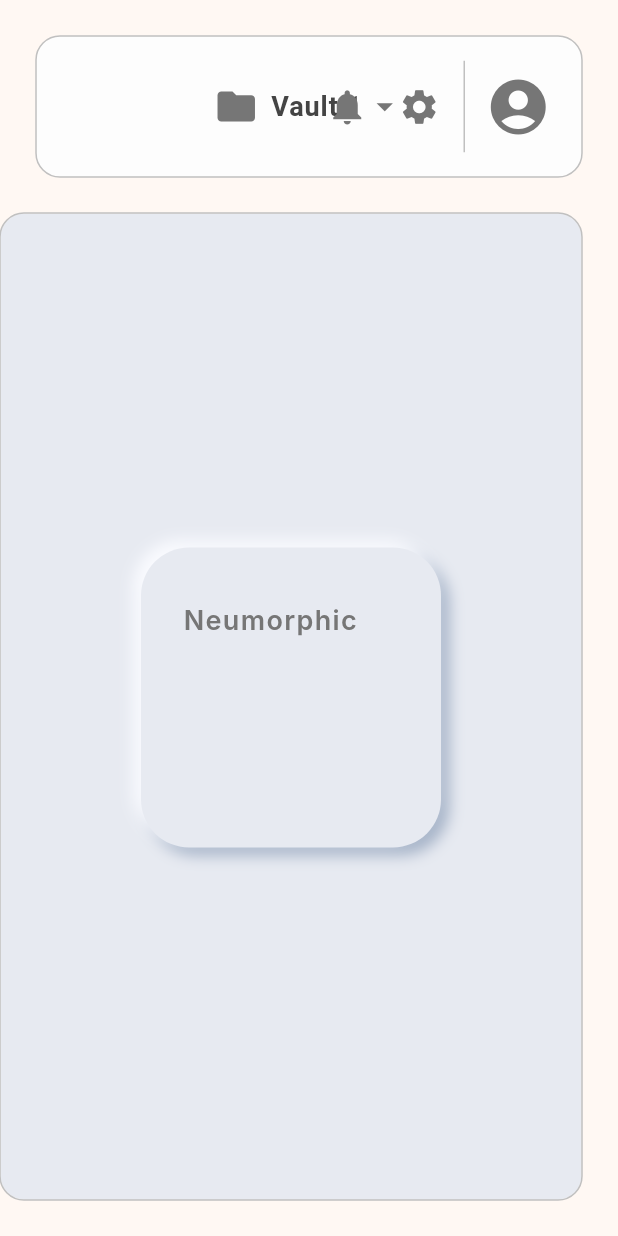
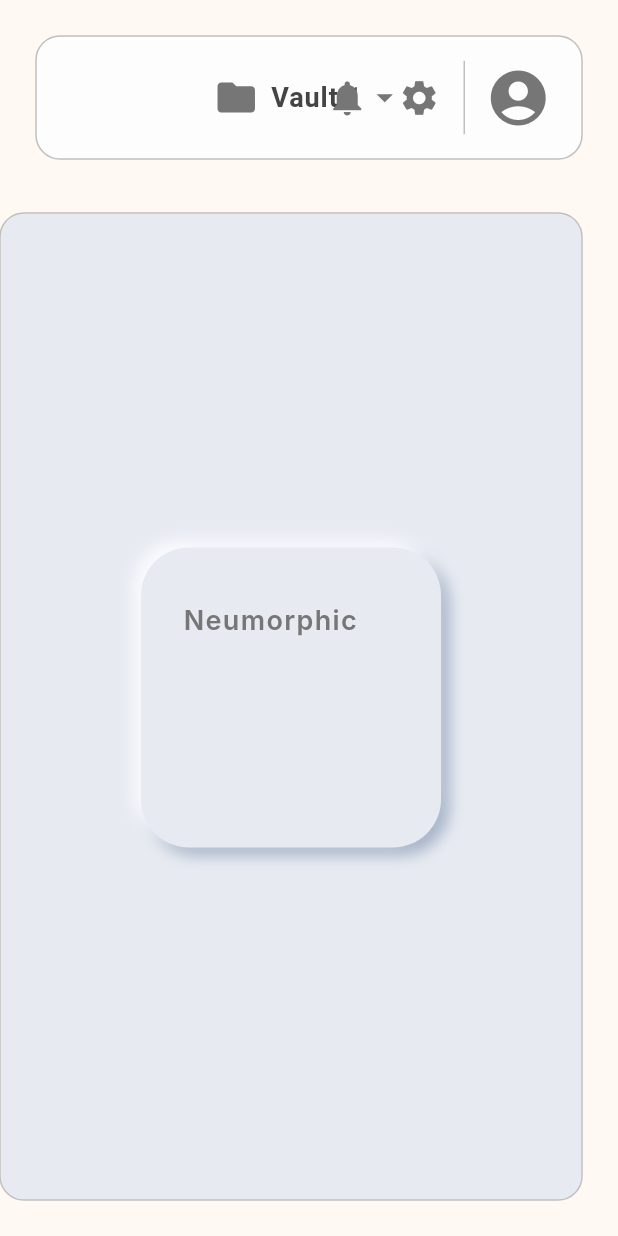
Before and after one commit to penne-0505/penkiel, a Flutter app: the screen it shows after launch, on a phone screen of 412 x 824 dp. Run offline on Flutter 3.47's test engine with Material 3 defaults, Android fonts, the light colour scheme and no system bars; our stand-ins replace dotted_border; Roboto replaces fonts that are missing (Campton); project files that could hold a hidden picture were left out.

Commit message:
feat: Update sidebar and topnav margins
Update the margin values in the sidebar and topnav components to remove the top margin and adjust the bottom margin. This change ensures consistent spacing throughout the application.

破壊的変更はありません。

```diff
--- a/lib/components/data_list.dart
+++ b/lib/components/data_list.dart
@@ -39,12 +39,13 @@
     'Wix',
     'Squarespace',
     'WordPress',
+    'Testforlonglonglongletters!amIdrawed??Hello!?',
   ];
 
   @override
   Widget build(BuildContext context) {
     return Container(
-      margin: const EdgeInsets.only(top: 12, bottom: 24, right: 24),
+      margin: const EdgeInsets.only(bottom: 24, right: 24),
       padding: const EdgeInsets.symmetric(horizontal: 16, vertical: 24),
       decoration: BoxDecoration(
         color: PenkielColors.bg,
--- a/lib/components/sidebar.dart
+++ b/lib/components/sidebar.dart
@@ -16,7 +16,7 @@
   Widget build(BuildContext context) {
     return Container(
       height: MediaQuery.of(context).size.height - 64,
-      margin: const EdgeInsets.only(top: 12, bottom: 24, left: 24, right: 24),
+      margin: const EdgeInsets.only(bottom: 24, left: 24, right: 24),
       decoration:BoxDecoration(
         color: PenkielColors.bg,
         borderRadius: const BorderRadius.all(PenkielValues.borderRadius),
@@ -75,7 +75,8 @@
               title: 'Tag ${index + 1}',
               icon: const Icon(Icons.local_offer),
             );
-          })
+          }),
+          const SideBarTile(title: 'This is test for very long length letters. Am I drawed right? Excuse me!?', icon: Icon(Icons.local_offer)),
         ]
       )
       );
--- a/lib/components/topnav.dart
+++ b/lib/components/topnav.dart
@@ -20,7 +20,7 @@
   Widget build(BuildContext context) {
     return Container(
       height: widget.preferredSize.height,
-      margin: const EdgeInsets.only(top: 24, bottom: 12, left: 24, right: 24),
+      margin: const EdgeInsets.only(top: 24, bottom: 24, left: 24, right: 24),
       padding: const EdgeInsets.symmetric(horizontal: 12),
       decoration: BoxDecoration(
         color: PenkielColors.bg,
@@ -65,10 +65,10 @@
           FilledButton(
             onPressed: onPressed,
             style: ButtonStyle(
-              backgroundColor: MaterialStateProperty.all<Color>(PenkielColors.transparent),
-              surfaceTintColor: MaterialStateProperty.all<Color>(PenkielColors.transparent),
-              overlayColor: MaterialStateProperty.all<Color>(PenkielColors.transparent),
-              shadowColor: MaterialStateProperty.all<Color>(PenkielColors.transparent),
+              backgroundColor: WidgetStateProperty.all<Color>(PenkielColors.transparent),
+              surfaceTintColor: WidgetStateProperty.all<Color>(PenkielColors.transparent),
+              overlayColor: WidgetStateProperty.all<Color>(PenkielColors.transparent),
+              shadowColor: WidgetStateProperty.all<Color>(PenkielColors.transparent),
             ),
             child: Row(
               mainAxisAlignment: MainAxisAlignment.center,
```
